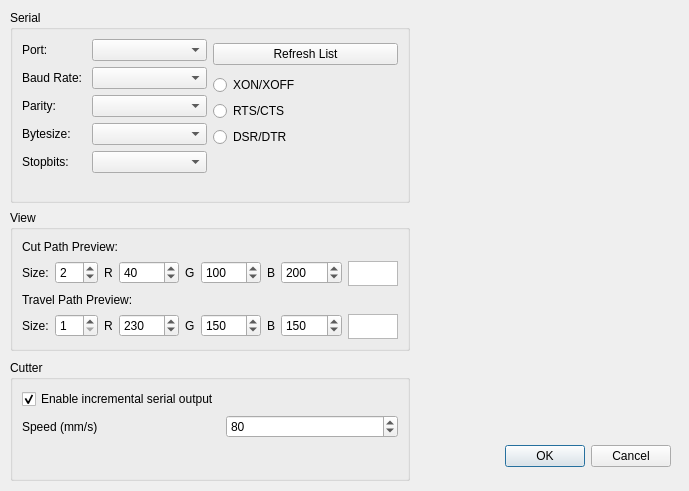
Above: dialogsettings.ui from makerslocal/localplot before the change. Below: the same form after it.
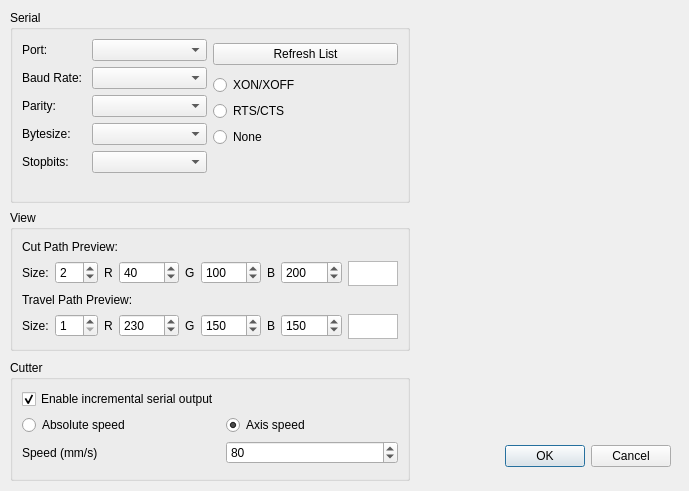
That is the form after the change.

Commit message: Retooled settings for the new dialog

```diff
--- a/dialogsettings.ui
+++ b/dialogsettings.ui
@@ -144,7 +144,7 @@
         <item>
          <widget class="QRadioButton" name="radioButton_DsrDtr">
           <property name="text">
-           <string>DSR/DTR</string>
+           <string>None</string>
           </property>
          </widget>
         </item>
@@ -185,14 +185,14 @@
    <layout class="QHBoxLayout" name="horizontalLayout_10">
     <item>
      <layout class="QFormLayout" name="formLayout_15">
-      <item row="1" column="0">
+      <item row="2" column="0">
        <widget class="QLabel" name="label_23">
         <property name="text">
          <string>Speed (mm/s)</string>
         </property>
        </widget>
       </item>
-      <item row="1" column="1">
+      <item row="2" column="1">
        <widget class="QSpinBox" name="spinBox_cutterSpeed">
         <property name="minimum">
          <number>1</number>
@@ -218,6 +218,23 @@
         </property>
        </widget>
       </item>
+      <item row="1" column="0">
+       <widget class="QRadioButton" name="radioButton_cutterSpeedAbsolute">
+        <property name="text">
+         <string>Absolute speed</string>
+        </property>
+       </widget>
+      </item>
+      <item row="1" column="1">
+       <widget class="QRadioButton" name="radioButton_cutterAxisSpeed">
+        <property name="text">
+         <string>Axis speed</string>
+        </property>
+        <property name="checked">
+         <bool>true</bool>
+        </property>
+       </widget>
+      </item>
      </layout>
     </item>
    </layout>
```
Left out of the diff: 9 changed lines with no effect on the pictures. The commit also changes 4 other files.
